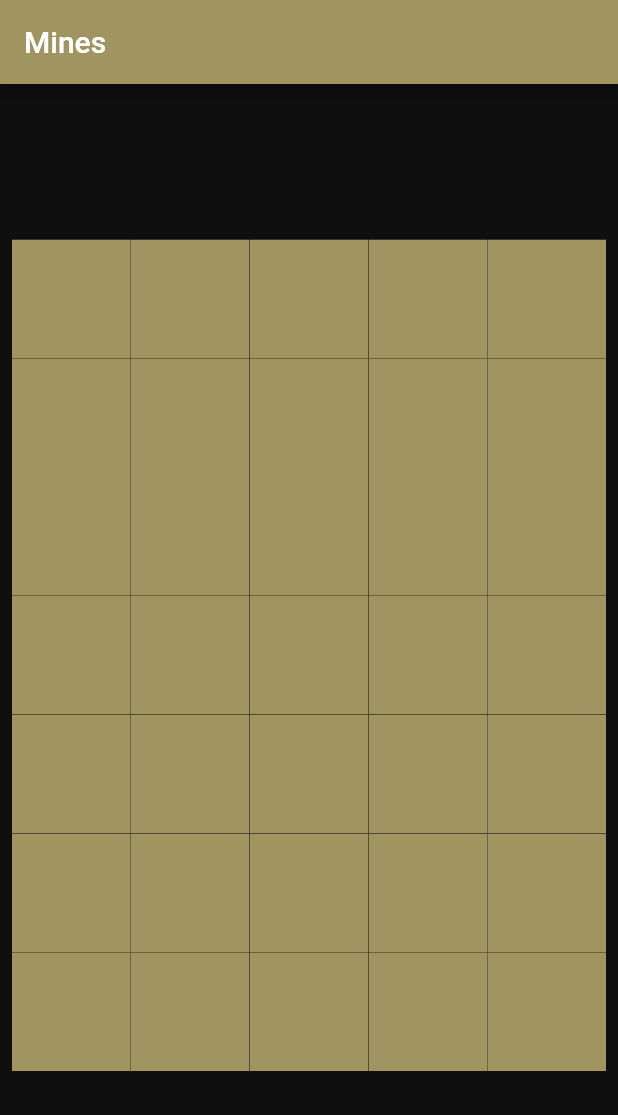
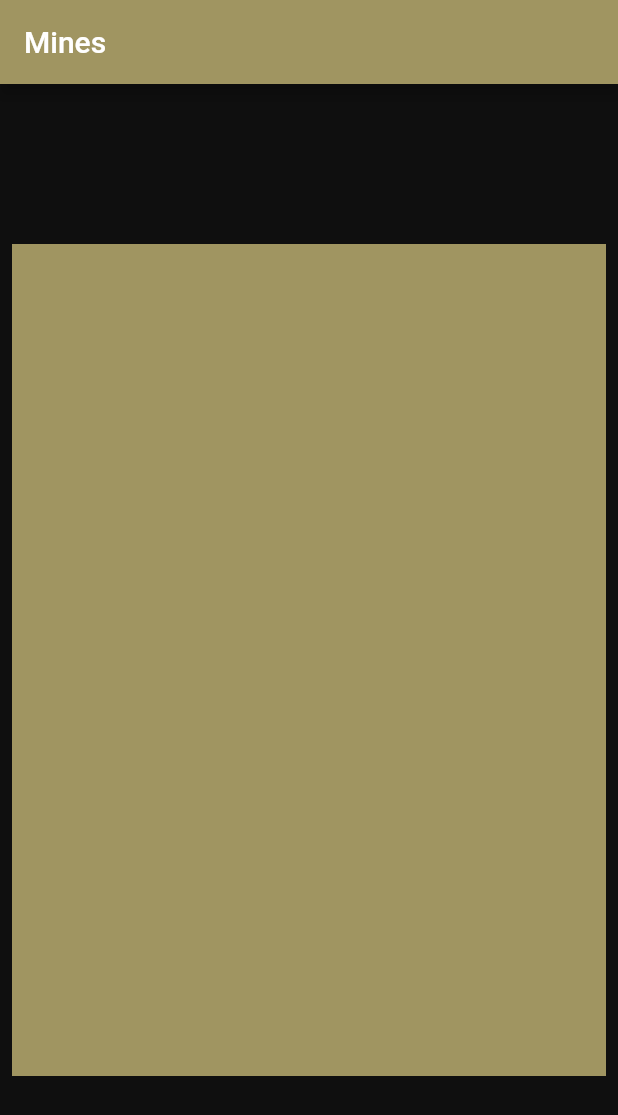
Before and after one commit to tusharsadhwani/mines, a Flutter app: the screen it shows after launch, on a phone screen of 412 x 824 dp. Shown: the top 1115 px of the screen. Run offline on Flutter 3.47's test engine with Material 2 defaults, Android fonts, the light colour scheme and no system bars.

Commit message:
Fix mine gaps

```diff
--- a/lib/widgets/mine.dart
+++ b/lib/widgets/mine.dart
@@ -112,7 +112,9 @@ class _MineState extends State<Mine> with TickerProviderStateMixin {
 
   @override
   Widget build(BuildContext context) {
-    return AnimatedBuilder(
+    return AspectRatio(
+      aspectRatio: 1,
+      child: AnimatedBuilder(
         animation: animations,
         builder: (_, __) => ClipPath(
           clipper: CornerClipper(topLeft, topRight, bottomLeft, bottomRight),
@@ -138,6 +140,7 @@ class _MineState extends State<Mine> with TickerProviderStateMixin {
                         min(bottom.animation.value, right.animation.value)),
                   ),
                   color: Theme.of(context).primaryColor,
+                ),
               ),
             ),
           ),
@@ -215,11 +218,16 @@ class MyAnimation {
 
   MyAnimation(TickerProvider parent) {
     animationController = AnimationController(
-      duration: Duration(milliseconds: 300),
+      duration: Duration(milliseconds: 200),
       vsync: parent,
     );
 
-    animation = Tween(begin: 0.0, end: 10.0).animate(animationController);
+    animation = Tween(begin: 0.0, end: 10.0).animate(
+      CurvedAnimation(
+        parent: animationController,
+        curve: Curves.easeInQuad,
+      ),
+    );
   }
 
   void dispose() {
--- a/lib/widgets/mines.dart
+++ b/lib/widgets/mines.dart
@@ -14,21 +14,7 @@ class _MinesState extends State<Mines> {
 
   List<List<MineData>> matrix;
 
-  // mines[index] might be too slow
-  List<MineData> get mines {
-    return [
-      for (var row in matrix) ...row,
-    ];
-  }
-
-  List<int> listToIndices(int index) {
-    return [index ~/ cols, index % cols];
-  }
-
-  void toggleMine(int index) {
-    final indices = listToIndices(index);
-    final row = indices[0], col = indices[1];
-
+  void toggleMine(int row, int col) {
     final mineData = matrix[row][col];
 
     final newMineData = MineData(
@@ -114,26 +100,33 @@ class _MinesState extends State<Mines> {
 
   @override
   Widget build(BuildContext context) {
-    return AspectRatio(
-      aspectRatio: 5 / 7,
-      child: GridView.builder(
-          padding: EdgeInsets.all(8.0),
-          shrinkWrap: true,
+    return Padding(
+      padding: const EdgeInsets.all(8.0),
+      child: AspectRatio(
+        aspectRatio: 5 / 7,
+        child: GridView.builder(
+          gridDelegate:
+              SliverGridDelegateWithFixedCrossAxisCount(crossAxisCount: cols),
           itemCount: rows * cols,
-          gridDelegate: SliverGridDelegateWithFixedCrossAxisCount(
-            crossAxisCount: cols,
-          ),
           itemBuilder: (_, index) {
-            final indices = listToIndices(index);
-            final row = indices[0], col = indices[1];
-            return AspectRatio(
-              aspectRatio: 1,
-              child: Mine(
-                mineData: matrix[row][col],
-                toggleMine: () => toggleMine(index),
+            final row = index ~/ cols;
+            final col = index % cols;
+            // OverflowBox is a workaround, can be removed once the
+            // bug in flutter engine is fixed:
+            // https://stackoverflow.com/a/63099805/6573778
+            return LayoutBuilder(
+              builder: (_, constraints) => OverflowBox(
+                maxHeight: constraints.maxHeight + 1.5,
+                maxWidth: constraints.maxWidth + 1.5,
+                child: Mine(
+                  mineData: matrix[row][col],
+                  toggleMine: () => toggleMine(row, col),
+                ),
               ),
             );
-          }),
+          },
+        ),
+      ),
     );
   }
 }
```
Lines whose indentation alone changed are shown as unchanged.
